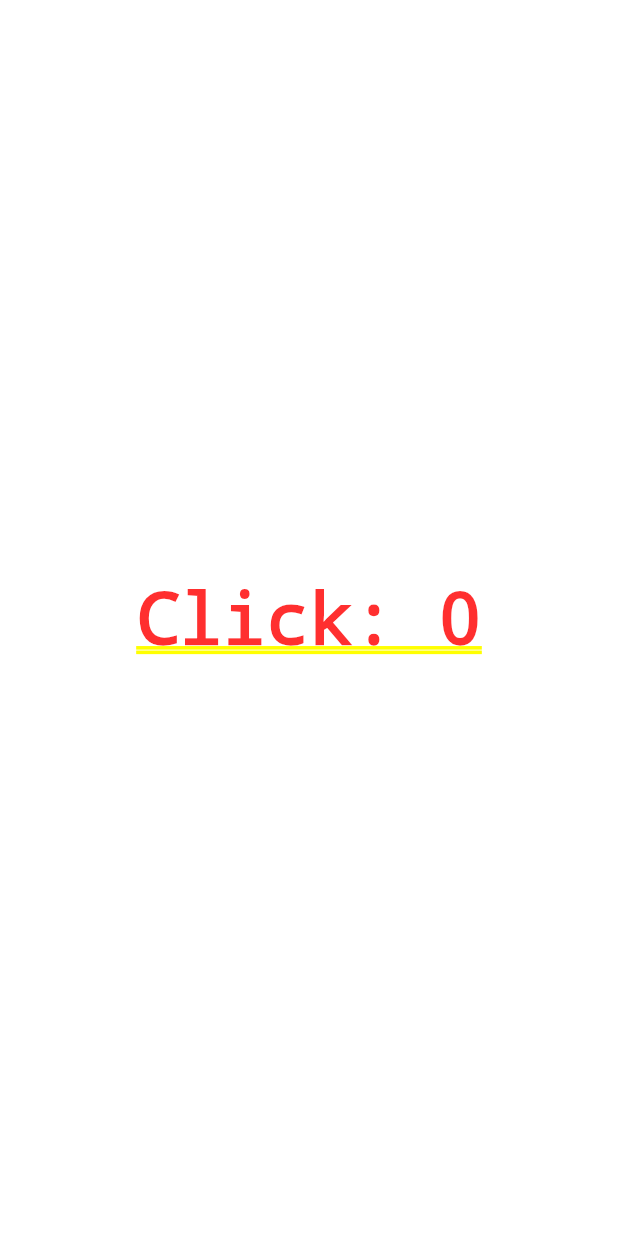
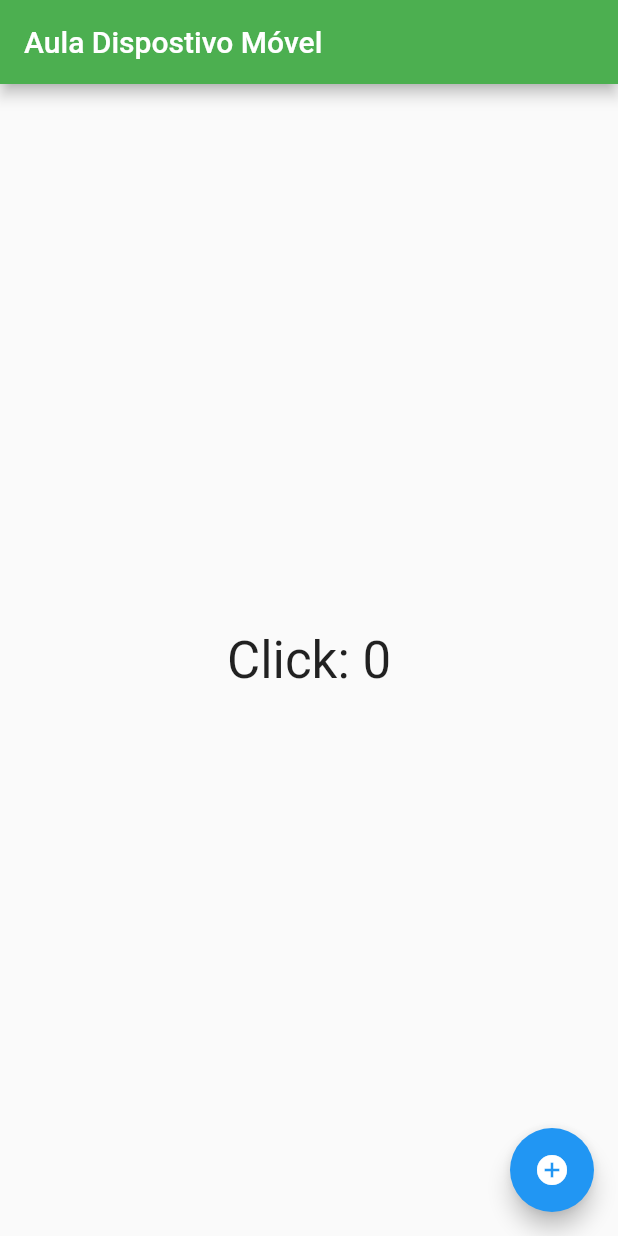
Before and after one commit to claytonferraz/flutter_aula2021_1, a Flutter app: the screen it shows after launch, on a phone screen of 412 x 824 dp. Run offline on Flutter 3.47's test engine with Material 2 defaults, Android fonts, the phone set to English and light mode, and no system bars.

Commit message:
Aula 1.5 Scaffold
menu e botoes

```diff
--- a/lib/home_page.dart
+++ b/lib/home_page.dart
@@ -12,15 +12,29 @@
   int counter = 0;
   @override
   Widget build(BuildContext context) {
-    return Container(
-        child: Center(
+    // podemos usar Scaffold ou material
+    return Scaffold(
+      appBar: AppBar(title: Text('Aula Dispostivo Móvel')),
+
+      body: Center(
           child: GestureDetector(
-                child: Text('Click: $counter'),
+              child: Text('Click: $counter', style: TextStyle(fontSize: 34)),
               onTap: () {
                 // ao colocar o setState vai mudar o estado
                 setState(() {
                   counter++;
                 });
-                })));
+              })),
+      // passando botao
+      floatingActionButton: FloatingActionButton(
+        child: Icon(Icons.add_circle),
+        //vamos passar a funcao contar
+        onPressed: () {
+          setState(() {
+            counter--;
+          });
+        },
+      ),
+    );
   }
 }
```
Lines whose indentation alone changed are shown as unchanged.
